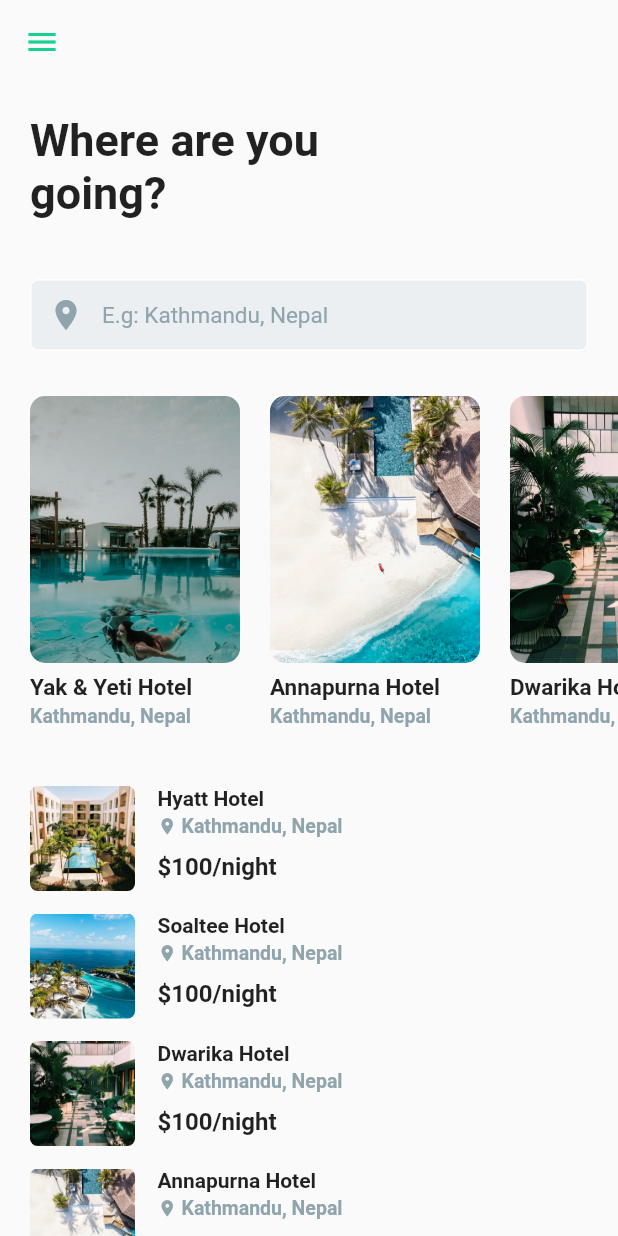
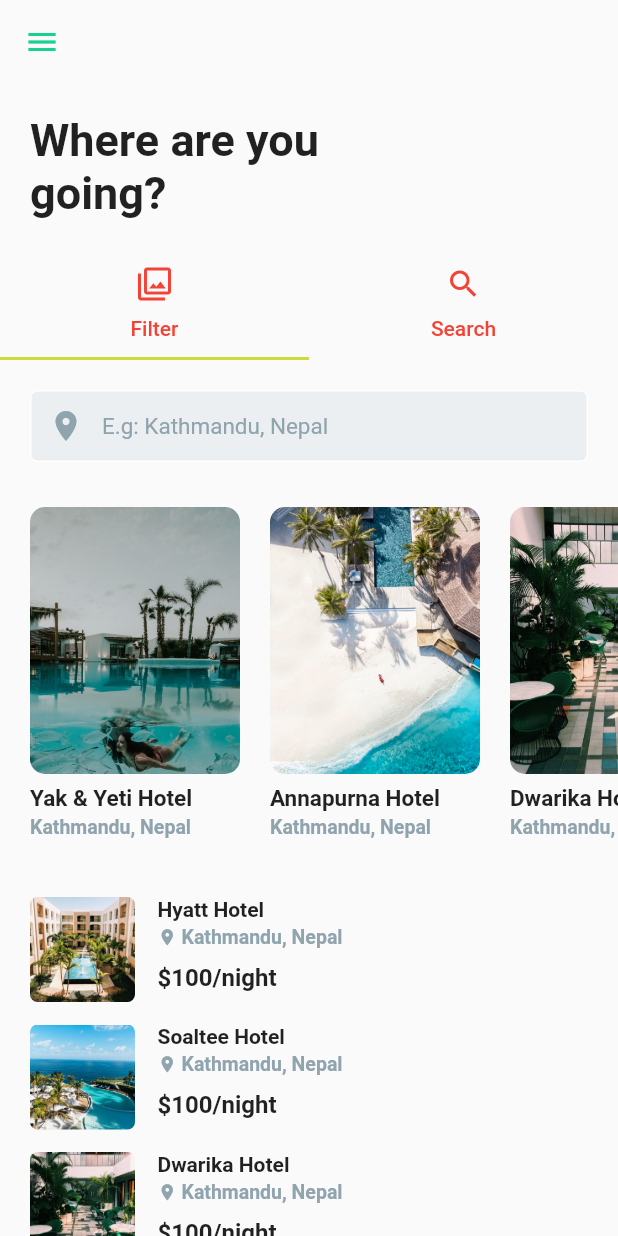
Before and after one commit to MohitP197-zz/Flutter-Laravel-Travel-App, a Flutter app: the AllHotels screen opened directly, on a phone screen of 412 x 824 dp. Run offline on Flutter 3.47's test engine with Material 2 defaults, Android fonts, the phone set to English and light mode, and no system bars.

Commit message:
Filter options

```diff
--- a/lib/pages/Hotelss/allHotels.dart
+++ b/lib/pages/Hotelss/allHotels.dart
@@ -13,6 +13,11 @@ class AllHotels extends StatefulWidget {
 
 class _AllHotelsState extends State<AllHotels> {
   final TextEditingController _searchControl = new TextEditingController();
+  final tab = new TabBar(tabs: <Tab>[
+  new Tab(icon: new Icon(Icons.arrow_forward)),
+  new Tab(icon: new Icon(Icons.arrow_downward)),
+  new Tab(icon: new Icon(Icons.arrow_back)),
+]);
 
   @override
   Widget build(BuildContext context) {
@@ -25,6 +30,7 @@ class _AllHotelsState extends State<AllHotels> {
       drawer: Drawers(),
       body: ListView(
         children: <Widget>[
+
           Padding(
             padding: EdgeInsets.all(20),
             child: Text(
@@ -35,6 +41,31 @@ class _AllHotelsState extends State<AllHotels> {
               ),
             ),
           ),
+          DefaultTabController(
+          length: 2,
+
+          child: TabBar(
+            indicatorColor: Colors.lime,
+                tabs: [
+                  Tab(icon: Icon(Icons.filter, color: Colors.red,), child: Text(
+                    "Filter",
+                    style: TextStyle(
+                      color: Colors.red,
+                    ),
+                  ),
+                ),
+
+                  Tab(icon: Icon(Icons.search, color: Colors.red,),child: Text(
+                     "Search",
+                    style: TextStyle(
+                      color: Colors.red,
+                    ),
+                  ),
+                  ),
+                ],
+              ),
+            ),
+
           Padding(
             padding: EdgeInsets.all(20),
             child: Container(
```
